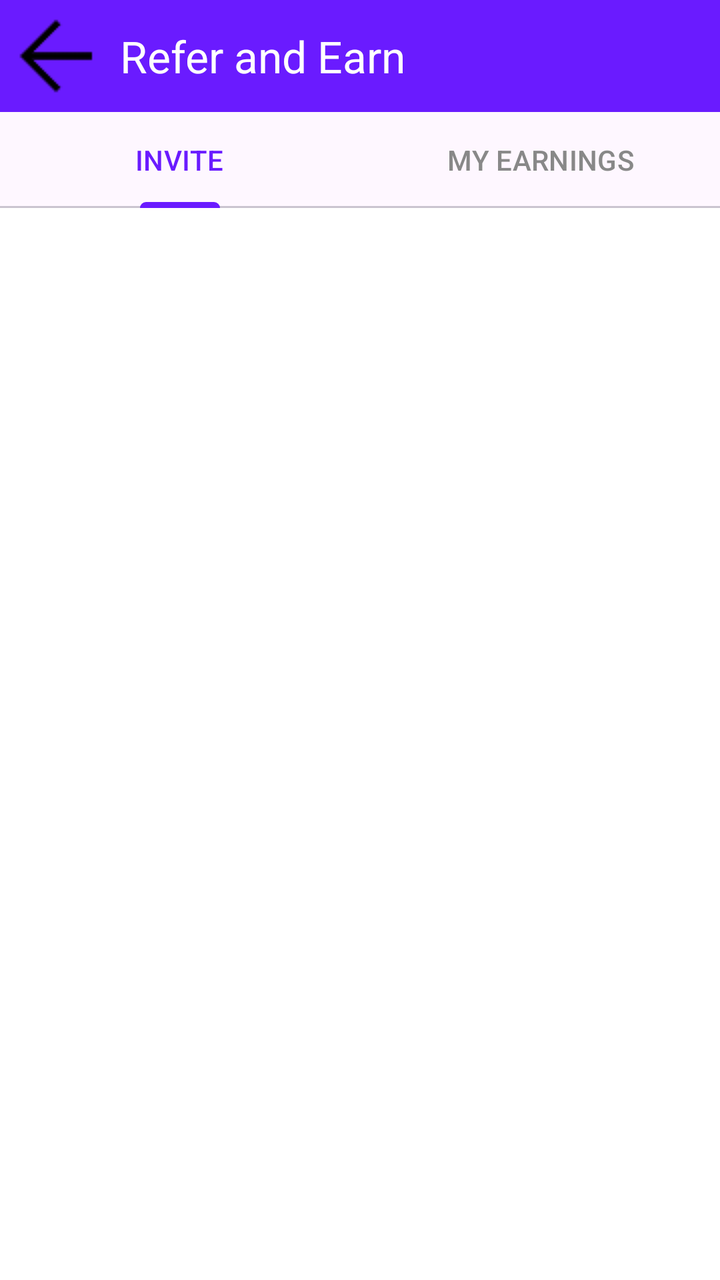
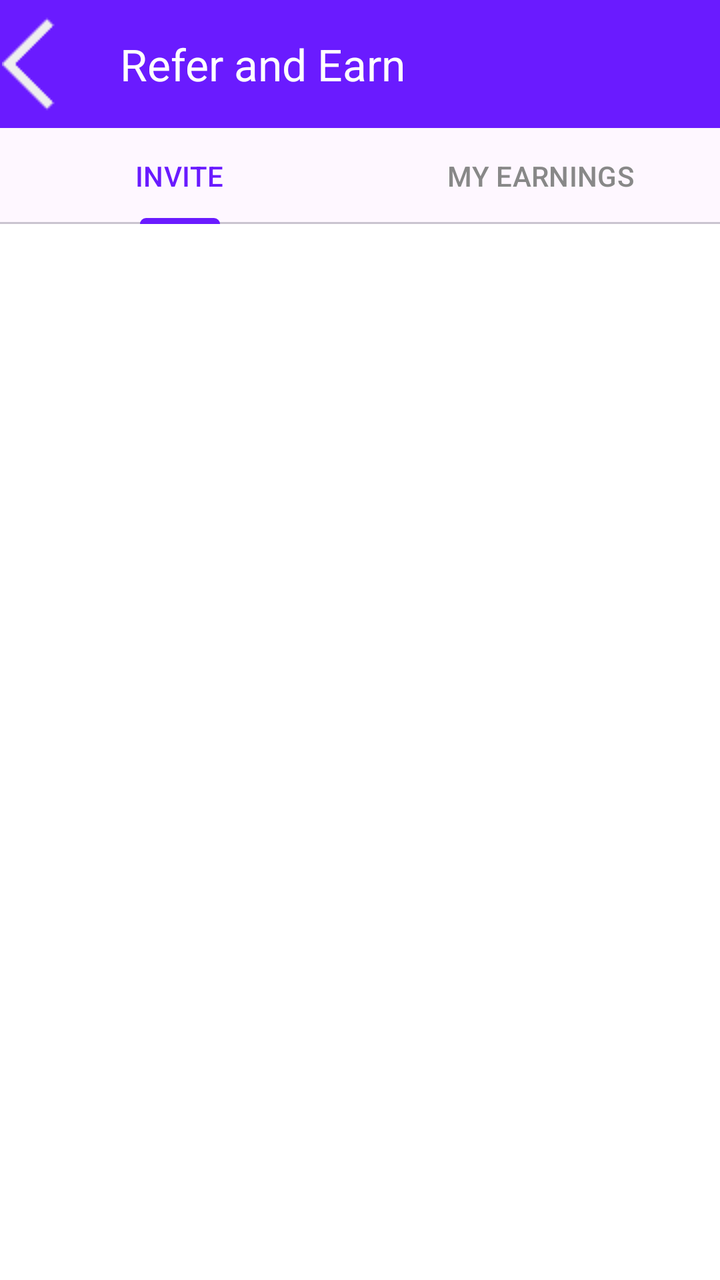

The first picture is an Android layout as it rendered before a commit; the second is the same layout after the commit. The layout source and the unified diff follow.
<!-- AndroidManifest.xml: application theme Theme.RGamer -->
<!-- res/layout/activity_refer_earn.xml -->
<?xml version="1.0" encoding="utf-8"?>
<LinearLayout xmlns:android="http://schemas.android.com/apk/res/android"
    xmlns:app="http://schemas.android.com/apk/res-auto"
    android:layout_width="match_parent"
    android:layout_height="match_parent"
    android:orientation="vertical"
    android:background="#FFFFFF">

    
    <androidx.appcompat.widget.Toolbar
        android:layout_width="match_parent"
        android:layout_height="56dp"
        android:background="#6A1BFF"
        app:title="Refer and Earn"
        app:titleTextColor="#FFFFFF"
        app:navigationIcon="@drawable/back_arrow" />

    
    <com.google.android.material.tabs.TabLayout
        android:id="@+id/tabLayout"
        android:layout_width="match_parent"
        android:layout_height="wrap_content"
        app:tabIndicatorColor="#6A1BFF"
        app:tabSelectedTextColor="#6A1BFF"
        app:tabTextColor="#888888">

        <com.google.android.material.tabs.TabItem
            android:text="INVITE"
            android:layout_height="wrap_content"
            android:layout_width="wrap_content"/>

        <com.google.android.material.tabs.TabItem
            android:text="MY EARNINGS"
            android:layout_height="wrap_content"
            android:layout_width="wrap_content"/>
    </com.google.android.material.tabs.TabLayout>

    
    <FrameLayout
        android:id="@+id/container"
        android:layout_width="match_parent"
        android:layout_height="match_parent" />

</LinearLayout>
<!-- resources referenced by this layout -->
<resources>
  <!-- drawable back_arrow: png bitmap (drawable, 429 bytes) -->
  <style name="Theme.RGamer" parent="Base.Theme.RGamer" />
  <style name="Base.Theme.RGamer" parent="Theme.Material3.DayNight.NoActionBar">
          
          
      </style>
</resources>

<!-- the commit's change to res/layout/activity_refer_earn.xml (unified diff, before → after) -->
@@ -9,11 +9,11 @@
     
     <androidx.appcompat.widget.Toolbar
         android:layout_width="match_parent"
-        android:layout_height="56dp"
+        android:layout_height="wrap_content"
         android:background="#6A1BFF"
+        app:navigationIcon="@drawable/ic_back_arrow"
         app:title="Refer and Earn"
-        app:titleTextColor="#FFFFFF"
-        app:navigationIcon="@drawable/back_arrow" />
+        app:titleTextColor="#FFFFFF" />
 
     
     <com.google.android.material.tabs.TabLayout
<!-- resource entries referenced after the edit -->
@@ -1,6 +1,6 @@
 <!-- resources referenced by this layout -->
 <resources>
-  <!-- drawable back_arrow: png bitmap (drawable, 429 bytes) -->
+  <!-- drawable ic_back_arrow: png bitmap (drawable, 673 bytes) -->
   <style name="Theme.RGamer" parent="Base.Theme.RGamer" />
   <style name="Base.Theme.RGamer" parent="Theme.Material3.DayNight.NoActionBar">
           
